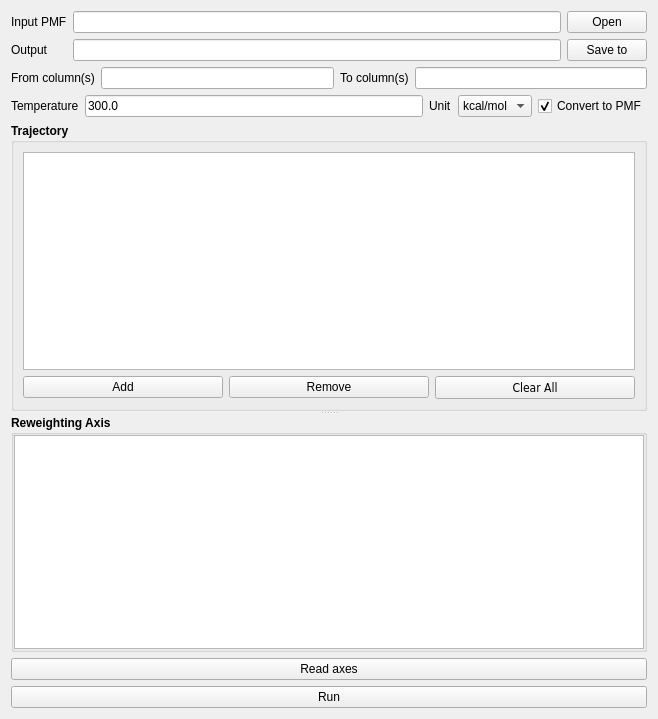
This is reweightingtab/reweightingtab.ui in HanatoK/PMFToolBox as Qt 5 draws it before an edit. The edited form follows.
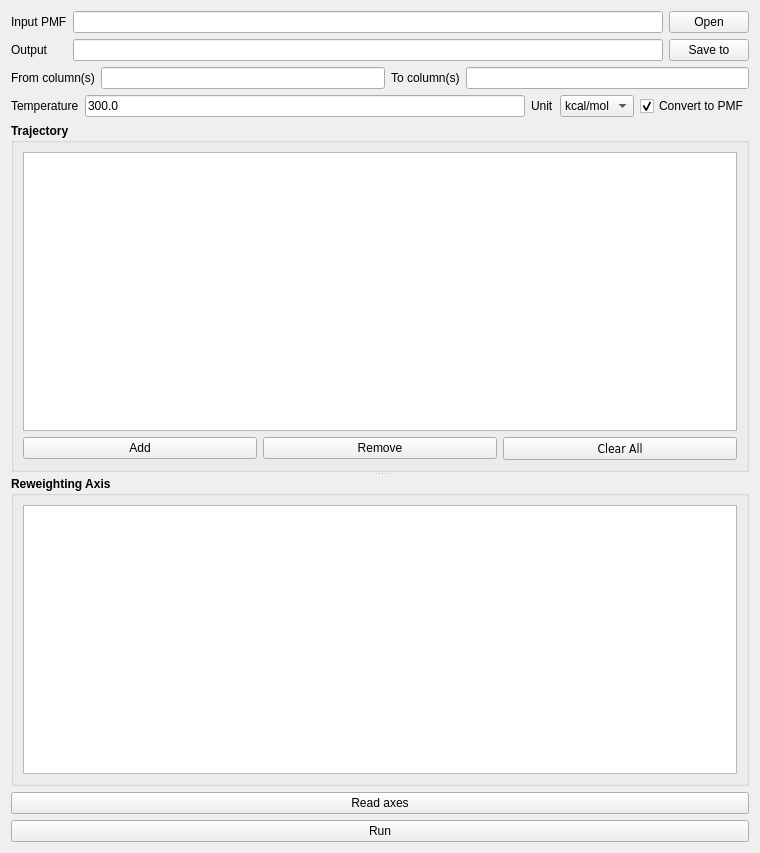
This is the edited form.

Patch:
```diff
--- a/reweightingtab/reweightingtab.ui
+++ b/reweightingtab/reweightingtab.ui
@@ -6,8 +6,8 @@
    <rect>
     <x>0</x>
     <y>0</y>
-    <width>658</width>
-    <height>719</height>
+    <width>760</width>
+    <height>853</height>
    </rect>
   </property>
   <property name="windowTitle">
@@ -88,8 +88,8 @@
       <property name="flat">
        <bool>true</bool>
       </property>
-      <layout class="QGridLayout" name="gridLayout_2">
-       <item row="0" column="0" colspan="3">
+      <layout class="QVBoxLayout" name="verticalLayout">
+       <item>
         <widget class="QListView" name="listViewTrajectory">
          <property name="font">
           <font>
@@ -99,7 +99,9 @@
          </property>
         </widget>
        </item>
-       <item row="1" column="0">
+       <item>
+        <layout class="QHBoxLayout" name="horizontalLayout_3">
+         <item>
         <widget class="QPushButton" name="pushButtonAddTrajectory">
          <property name="font">
           <font>
@@ -112,7 +114,7 @@
          </property>
         </widget>
        </item>
-       <item row="1" column="1">
+         <item>
         <widget class="QPushButton" name="pushButtonRemoveTrajectory">
          <property name="font">
           <font>
@@ -125,7 +127,7 @@
          </property>
         </widget>
        </item>
-       <item row="1" column="2">
+         <item>
         <widget class="QPushButton" name="pushButtonClearAll">
          <property name="font">
           <font>
@@ -140,6 +142,8 @@
         </widget>
        </item>
       </layout>
+       </item>
+      </layout>
      </widget>
      <widget class="QGroupBox" name="groupBoxReweightingAxis">
       <property name="font">
@@ -154,20 +158,8 @@
       <property name="flat">
        <bool>true</bool>
       </property>
-      <layout class="QGridLayout" name="gridLayout">
-       <property name="leftMargin">
-        <number>0</number>
-       </property>
-       <property name="topMargin">
-        <number>0</number>
-       </property>
-       <property name="rightMargin">
-        <number>0</number>
-       </property>
-       <property name="bottomMargin">
-        <number>0</number>
-       </property>
-       <item row="0" column="0">
+      <layout class="QVBoxLayout" name="verticalLayout_2">
+       <item>
         <widget class="QTableView" name="tableViewReweightingAxis">
          <property name="minimumSize">
           <size>
```
Lines whose indentation alone changed are shown as unchanged.
